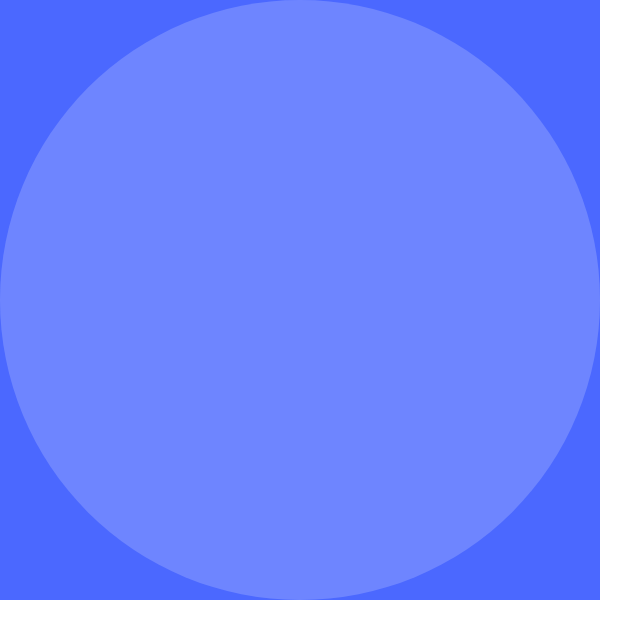
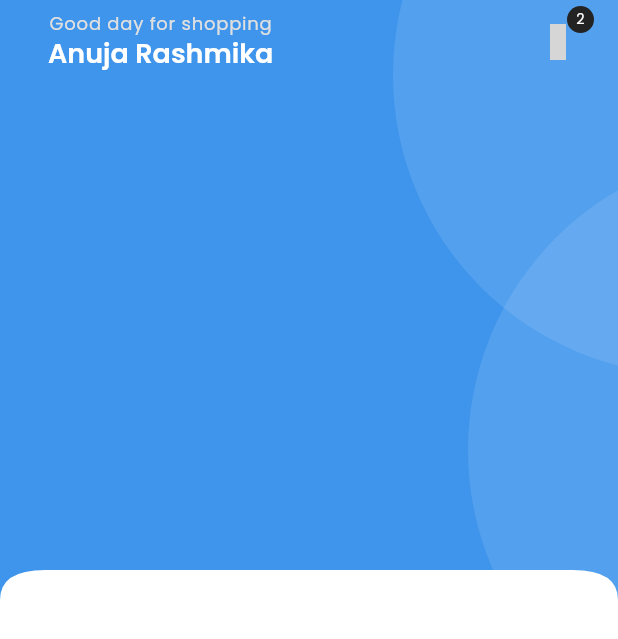
Before and after one commit to Anuja005/DealNest, a Flutter app: the HomeScreen screen opened directly, on a phone screen of 412 x 824 dp. Shown: the top 639 px of the screen. Run offline on Flutter 3.47's test engine with Material 3 defaults, Android fonts, the phone set to English and light mode, and no system bars; our stand-ins replace connectivity_plus, firebase_storage, get, get_storage, iconsax, logger and 2 more; accounts and stored records are empty; project files that could hold a hidden picture were left out; grey boxes are pictures that could not be loaded.

Commit message:
Home AppBar Setup

```diff
--- /dev/null
+++ b/lib/common/widgets/appbar/appbar.dart
@@ -0,0 +1,46 @@
+import 'package:deal_nest/utils/device/device_utility.dart';
+import 'package:flutter/material.dart';
+import 'package:get/get.dart';
+import 'package:iconsax/iconsax.dart';
+
+import '../../../utils/constants/sizes.dart';
+
+class MyAppBar extends StatelessWidget implements PreferredSizeWidget {
+  const MyAppBar({
+    super.key,
+    this.title,
+    this.showBackArrow = false,
+    this.leadingIcon,
+    this.actions,
+    this.leadingOnPressed,
+  });
+
+  final Widget? title;
+  final bool showBackArrow;
+  final IconData? leadingIcon;
+  final List<Widget>? actions;
+  final VoidCallback? leadingOnPressed;
+
+  @override
+  Widget build(BuildContext context) {
+    return Padding(
+      padding: EdgeInsets.symmetric(horizontal: TSizes.md),
+      child: AppBar(
+        automaticallyImplyLeading: false,
+        leading: showBackArrow
+            ? IconButton(
+                onPressed: () => Get.back(), icon: Icon(Iconsax.arrow_left))
+            : leadingIcon != null
+                ? IconButton(
+                    onPressed: leadingOnPressed, icon: Icon(leadingIcon))
+                : null,
+        title: title,
+        actions: actions,
+      ),
+    );
+  }
+
+  @override
+  // TODO: implement preferredSize
+  Size get preferredSize => Size.fromHeight(TDeviceUtils.getAppBarHeight());
+}
--- /dev/null
+++ b/lib/common/widgets/custom_shapes/containers/primary_header_container.dart
@@ -0,0 +1,43 @@
+import 'package:flutter/material.dart';
+
+import '../../../../utils/constants/colors.dart';
+import '../curved_edges/curvedEdges_widget.dart';
+import 'circular_container.dart';
+
+class MyPrimaryHeaderContainer extends StatelessWidget {
+  const MyPrimaryHeaderContainer({
+    super.key,
+    required this.child,
+  });
+
+  final Widget child;
+
+  @override
+  Widget build(BuildContext context) {
+    return MyCurvedEdgeWidget(
+      child: SizedBox(
+        height: 400,
+        child: Container(
+          color: TColors.primary,
+
+          ///size set
+          child: Stack(
+            children: [
+              Positioned(
+                  top: -150,
+                  right: -250,
+                  child: MyCircularContainer(
+                      backgroundColor: TColors.textWhite.withOpacity(0.1))),
+              Positioned(
+                  top: 100,
+                  right: -300,
+                  child: MyCircularContainer(
+                      backgroundColor: TColors.textWhite.withOpacity(0.1))),
+              child,
+            ],
+          ),
+        ),
+      ),
+    );
+  }
+}
--- /dev/null
+++ b/lib/common/widgets/custom_shapes/curved_edges/curvedEdges_widget.dart
@@ -0,0 +1,20 @@
+import 'package:flutter/material.dart';
+
+import 'curved_edges.dart';
+
+class MyCurvedEdgeWidget extends StatelessWidget {
+  const MyCurvedEdgeWidget({
+    super.key,
+    this.child,
+  });
+
+  final Widget? child;
+
+  @override
+  Widget build(BuildContext context) {
+    return ClipPath(
+      clipper: MyCustomCurvedEdges(),
+      child: child,
+    );
+  }
+}
--- /dev/null
+++ b/lib/common/widgets/custom_shapes/curved_edges/curved_edges.dart
@@ -0,0 +1,33 @@
+import 'package:flutter/material.dart';
+
+class MyCustomCurvedEdges extends CustomClipper<Path> {
+  @override
+  Path getClip(Size size) {
+    var path = Path();
+    path.lineTo(0, size.height);
+
+    final firstCurve = Offset(0, size.height - 20);
+    final lastCurve = Offset(30, size.height - 20);
+    path.quadraticBezierTo(
+        firstCurve.dx, firstCurve.dy, lastCurve.dx, lastCurve.dy);
+
+    final secondFirstCurve = Offset(0, size.height - 20);
+    final secondLastCurve = Offset(size.width - 30, size.height - 20);
+    path.quadraticBezierTo(secondFirstCurve.dx, secondFirstCurve.dy,
+        secondLastCurve.dx, secondLastCurve.dy);
+
+    final thirdFirstCurve = Offset(size.width, size.height - 20);
+    final thirdLastCurve = Offset(size.width, size.height);
+    path.quadraticBezierTo(thirdFirstCurve.dx, thirdFirstCurve.dy,
+        thirdLastCurve.dx, thirdLastCurve.dy);
+
+    path.lineTo(size.width, 0);
+    path.close();
+    return path;
+  }
+
+  @override
+  bool shouldReclip(covariant CustomClipper<Path> oldClipper) {
+    return true;
+  }
+}
--- /dev/null
+++ b/lib/common/widgets/products/cart/cart_menu_icon.dart
@@ -0,0 +1,43 @@
+import 'package:flutter/material.dart';
+import 'package:iconsax/iconsax.dart';
+
+import '../../../../utils/constants/colors.dart';
+
+class MyCartCounterIcon extends StatelessWidget {
+  const MyCartCounterIcon({
+    super.key,
+    required this.onPressed,
+    required this.iconColor,
+  });
+
+  final VoidCallback onPressed;
+  final Color iconColor;
+
+  @override
+  Widget build(BuildContext context) {
+    return Stack(
+      children: [
+        IconButton(
+            onPressed: onPressed,
+            icon: Icon(Iconsax.shopping_bag, color: iconColor)),
+        Positioned(
+          right: 0,
+          child: Container(
+            width: 18,
+            height: 18,
+            decoration: BoxDecoration(
+              color: TColors.black,
+              borderRadius: BorderRadius.circular(100),
+            ),
+            child: Center(
+                child: Text('2',
+                    style: Theme.of(context)
+                        .textTheme
+                        .labelLarge!
+                        .apply(color: TColors.white, fontSizeFactor: 0.8))),
+          ),
+        ),
+      ],
+    );
+  }
+}
--- /dev/null
+++ b/lib/features/shop/screens/home/home.dart
@@ -0,0 +1,33 @@
+import 'package:deal_nest/common/widgets/appbar/appbar.dart';
+import 'package:deal_nest/features/shop/screens/home/widgets/home_appbar.dart';
+import 'package:deal_nest/utils/constants/colors.dart';
+import 'package:deal_nest/utils/constants/text_strings.dart';
+import 'package:flutter/material.dart';
+import 'package:iconsax/iconsax.dart';
+
+import '../../../../common/widgets/custom_shapes/containers/primary_header_container.dart';
+import '../../../../common/widgets/products/cart/cart_menu_icon.dart';
+
+class HomeScreen extends StatelessWidget {
+  const HomeScreen({super.key});
+
+  @override
+  Widget build(BuildContext context) {
+    return Scaffold(
+      body: SingleChildScrollView(
+        child: Column(
+          children: [
+            ///header
+            MyPrimaryHeaderContainer(
+              child: Column(
+                children: [
+                  MyHomeAppBar(),
+                ],
+              ),
+            ),
+          ],
+        ),
+      ),
+    );
+  }
+}
--- a/lib/features/shop/screens/home/widgets/home.dart
+++ /dev/null
@@ -1,32 +0,0 @@
-import 'package:deal_nest/utils/constants/colors.dart';
-import 'package:flutter/material.dart';
-
-import '../../../../../common/widgets/custom_shapes/containers/circular_container.dart';
-
-class HomeScreen extends StatelessWidget {
-  const HomeScreen({super.key});
-
-  @override
-  Widget build(BuildContext context) {
-    return Scaffold(
-      body: SingleChildScrollView(
-        child: Column(
-          children: [
-            Container(
-              color: TColors.primary,
-              padding: EdgeInsets.all(0),
-              child: Stack(
-                children: [
-                  MyCircularContainer(
-                      backgroundColor: TColors.textWhite.withOpacity(0.1)),
-                  MyCircularContainer(
-                      backgroundColor: TColors.textWhite.withOpacity(0.1)),
-                ],
-              ),
-            ),
-          ],
-        ),
-      ),
-    );
-  }
-}
--- /dev/null
+++ b/lib/features/shop/screens/home/widgets/home_appbar.dart
@@ -0,0 +1,33 @@
+import 'package:flutter/material.dart';
+import '../../../../../common/widgets/appbar/appbar.dart';
+
+import '../../../../../common/widgets/products/cart/cart_menu_icon.dart';
+import '../../../../../utils/constants/colors.dart';
+import '../../../../../utils/constants/text_strings.dart';
+
+class MyHomeAppBar extends StatelessWidget {
+  const MyHomeAppBar({
+    super.key,
+  });
+
+  @override
+  Widget build(BuildContext context) {
+    return MyAppBar(
+      title: Column(
+        children: [
+          Text(TTexts.homeAppbarTitle,
+              style: Theme.of(context)
+                  .textTheme
+                  .labelMedium!
+                  .apply(color: TColors.grey)),
+          Text(TTexts.homeAppbarSubTitle,
+              style: Theme.of(context)
+                  .textTheme
+                  .headlineSmall!
+                  .apply(color: TColors.white)),
+        ],
+      ),
+      actions: [MyCartCounterIcon(onPressed: () {}, iconColor: TColors.white)],
+    );
+  }
+}
--- a/lib/navigation_menu.dart
+++ b/lib/navigation_menu.dart
@@ -1,4 +1,4 @@
-import 'package:deal_nest/features/shop/screens/home/widgets/home.dart';
+import 'package:deal_nest/features/shop/screens/home/home.dart';
 import 'package:deal_nest/utils/constants/colors.dart';
 import 'package:deal_nest/utils/helpers/helper_functions.dart';
 import 'package:flutter/material.dart';
--- a/lib/utils/constants/colors.dart
+++ b/lib/utils/constants/colors.dart
@@ -2,7 +2,7 @@ import 'package:flutter/material.dart';
 
 class TColors {
   // App theme colors
-  static const Color primary = Color(0xFF4b68ff);
+  static const Color primary = Color(0xFF3F95EC);
   static const Color secondary = Color(0xFFFFE24B);
   static const Color accent = Color(0xFFb0c7ff);
 
@@ -21,7 +21,7 @@ class TColors {
   static Color darkContainer = TColors.white.withOpacity(0.1);
 
   // Button colors
-  static const Color buttonPrimary = Color(0xFF4b68ff);
+  static const Color buttonPrimary = Color(0xFF3F95EC);
   static const Color buttonSecondary = Color(0xFF6C757D);
   static const Color buttonDisabled = Color(0xFFC4C4C4);
 
@@ -33,7 +33,7 @@ class TColors {
   static const Color error = Color(0xFFD32F2F);
   static const Color success = Color(0xFF388E3C);
   static const Color warning = Color(0xFFF57C00);
-  static const Color info = Color(0xFF1976D2);
+  static const Color info = Color(0xFF3F95EC);
 
   // Neutral Shades
   static const Color black = Color(0xFF232323);
@@ -43,5 +43,4 @@ class TColors {
   static const Color softGrey = Color(0xFFF4F4F4);
   static const Color lightGrey = Color(0xFFF9F9F9);
   static const Color white = Color(0xFFFFFFFF);
-
 }
--- a/lib/utils/constants/text_strings.dart
+++ b/lib/utils/constants/text_strings.dart
@@ -67,5 +67,5 @@ class TTexts {
 
   // -- Home
   static const String homeAppbarTitle = "Good day for shopping";
-  static const String homeAppbarSubTitle = "Taimoor Sikander";
+  static const String homeAppbarSubTitle = "Anuja Rashmika";
 }
```
Also changed, not shown: 4 other files.
